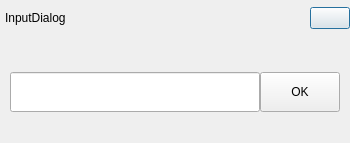
First picture: the form in src/inputdialog.ui, repository ukui/ukui-biometric-manager, before the edit.
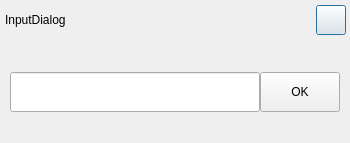
Second picture: the form after the edit.

What changed in the file:
```diff
--- a/src/inputdialog.ui
+++ b/src/inputdialog.ui
@@ -51,10 +51,10 @@
        <number>5</number>
       </property>
       <property name="topMargin">
-       <number>0</number>
+       <number>4</number>
       </property>
       <property name="rightMargin">
-       <number>0</number>
+       <number>4</number>
       </property>
       <property name="bottomMargin">
        <number>0</number>
@@ -81,6 +81,18 @@
       </item>
       <item alignment="Qt::AlignVCenter">
        <widget class="QPushButton" name="btnClose">
+        <property name="minimumSize">
+         <size>
+          <width>30</width>
+          <height>30</height>
+         </size>
+        </property>
+        <property name="maximumSize">
+         <size>
+          <width>30</width>
+          <height>30</height>
+         </size>
+        </property>
         <property name="text">
          <string/>
         </property>
```
